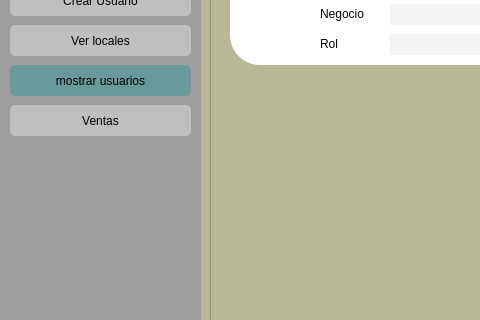
First picture: the form in Vistas/ui_files/Admi.G(mostrarusuarios).ui, repository BlacKomm636/ProyectoPOO, before the edit; both pictures show x 0 to 480 and y 125 to 445 of the 1127 by 658 pixel window.
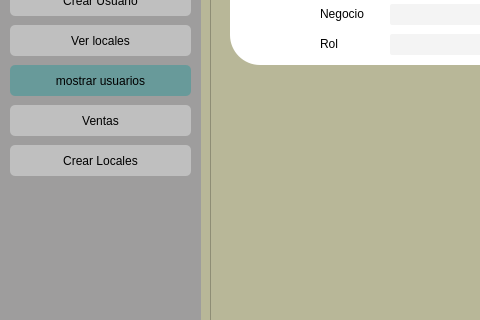
Second picture: the form after the edit. Icons and pictures are not drawn.

Commit message: implementacion vistas de locales

```diff
--- a/Vistas/ui_files/Admi.G(mostrarusuarios).ui
+++ b/Vistas/ui_files/Admi.G(mostrarusuarios).ui
@@ -223,7 +223,32 @@
       </property>
       <property name="icon">
        <iconset>
-        <normaloff>../Imagenes proyecto/regresar.svg</normaloff>../Imagenes proyecto/regresar.svg</iconset>
+        <normaloff>../../../../../Imagenes proyecto/regresar.svg</normaloff>../../../../../Imagenes proyecto/regresar.svg</iconset>
+      </property>
+     </widget>
+     <widget class="QPushButton" name="btnCrearUsuario_2">
+      <property name="geometry">
+       <rect>
+        <x>10</x>
+        <y>270</y>
+        <width>181</width>
+        <height>31</height>
+       </rect>
+      </property>
+      <property name="cursor">
+       <cursorShape>PointingHandCursor</cursorShape>
+      </property>
+      <property name="styleSheet">
+       <string notr="true">border-radius: 5px;
+font: 87 8pt &quot;Arial Black&quot;;
+background-color: rgb(191, 191, 191);</string>
+      </property>
+      <property name="text">
+       <string>Crear Locales</string>
+      </property>
+      <property name="icon">
+       <iconset>
+        <normaloff>../../../../../Imagenes proyecto/simbolomas.svg</normaloff>../../../../../Imagenes proyecto/simbolomas.svg</iconset>
       </property>
      </widget>
     </widget>
```
Left out of the diff: 18 changed lines with no effect on the pictures. The commit also changes 5 other files.
